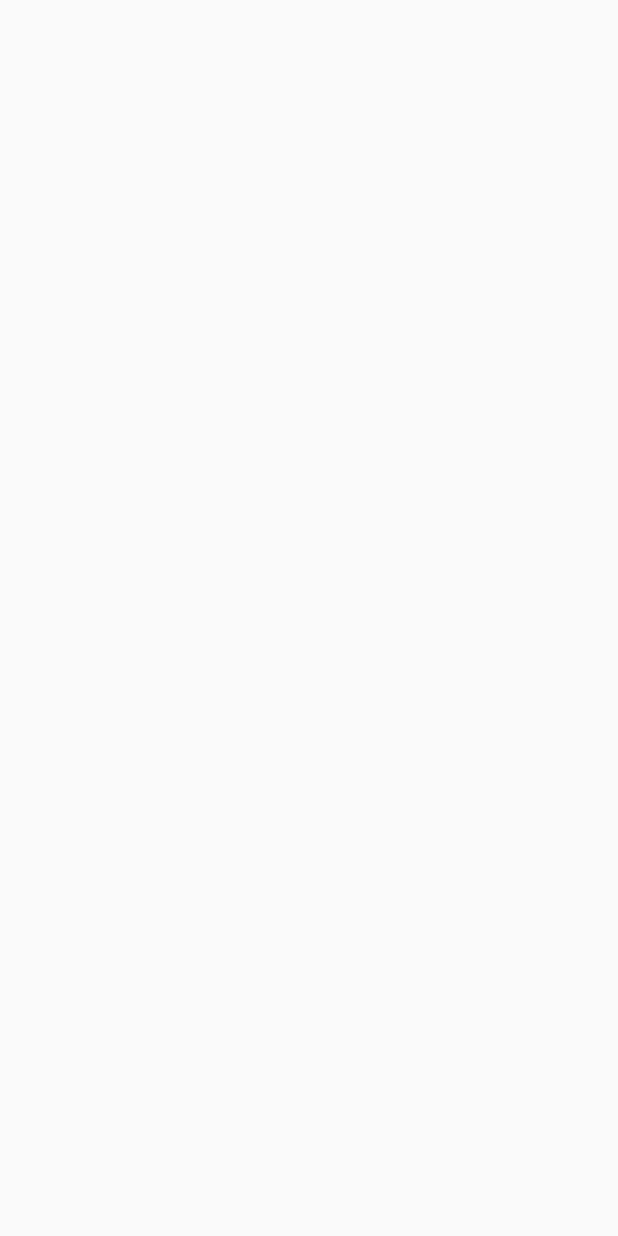
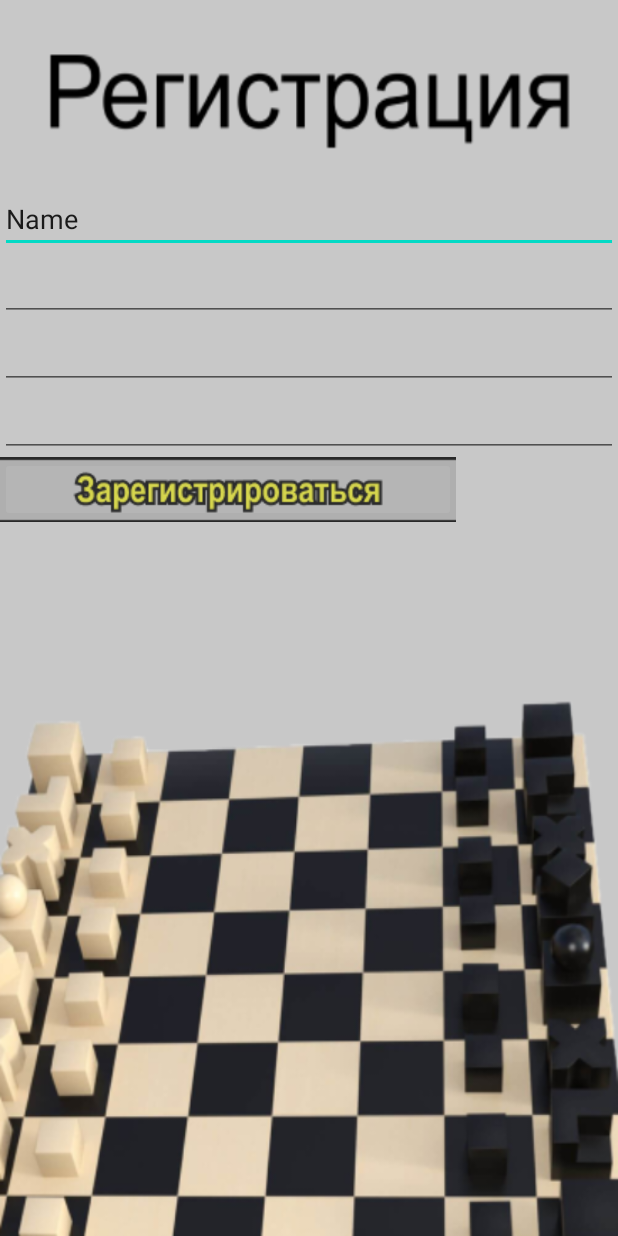
Before and after one commit to funtik22/ChessDrawMasterCDM, an Android app: the RegisterActivity screen opened directly, with no data from a screen before it, on a phone screen of 412 x 824 dp. Before the commit the screen is empty. Run offline under Robolectric (Android 15) with nearby library versions, the phone set to English and light mode, and no system bars.

Commit message:
Register Activity

```diff
--- a/app/src/main/res/layout/register.xml
+++ b/app/src/main/res/layout/register.xml
@@ -1,8 +1,53 @@
 <?xml version="1.0" encoding="utf-8"?>
 <RelativeLayout
         xmlns:android="http://schemas.android.com/apk/res/android"
+        xmlns:app="http://schemas.android.com/apk/res-auto" xmlns:tools="http://schemas.android.com/tools"
         android:layout_width="match_parent"
         android:layout_height="match_parent"
-        xmlns:tools="http://schemas.android.com/tools"
-        tools:context=".RegisterActivity">
+        tools:context=".RegisterActivity" android:background="@drawable/registeractivity">
+    <LinearLayout
+            android:orientation="vertical"
+            android:layout_width="match_parent"
+            android:layout_height="match_parent">
+        <Space
+                android:layout_width="match_parent"
+                android:layout_height="0dp" android:layout_weight="15"/>
+        <LinearLayout
+                android:orientation="vertical"
+                android:layout_width="match_parent"
+                android:layout_height="0dp" android:layout_weight="85">
+            <EditText
+                    android:layout_width="match_parent"
+                    android:layout_height="wrap_content"
+                    android:inputType="textPersonName"
+                    android:text="Name"
+                    android:ems="10"
+                    android:id="@+id/editTextTextPersonName"/>
+            <Space
+                    android:layout_width="match_parent"
+                    android:layout_height="wrap_content"/>
+            <EditText
+                    android:layout_width="match_parent"
+                    android:layout_height="wrap_content"
+                    android:inputType="textEmailAddress"
+                    android:ems="10"
+                    android:id="@+id/editTextTextEmailAddress"/>
+            <EditText
+                    android:layout_width="match_parent"
+                    android:layout_height="wrap_content"
+                    android:inputType="textPassword"
+                    android:ems="10"
+                    android:id="@+id/editTextTextPassword"/>
+            <EditText
+                    android:layout_width="match_parent"
+                    android:layout_height="wrap_content"
+                    android:inputType="textPassword"
+                    android:ems="10"
+                    android:id="@+id/editTextTextPassword2"/>
+            <ImageButton
+                    android:layout_width="304dp"
+                    android:layout_height="43dp" app:srcCompat="@drawable/buttonzaregister1"
+                    android:id="@+id/imageButton"/>
+        </LinearLayout>
+    </LinearLayout>
 </RelativeLayout>
```
Also changed, not shown: app/src/main/res/drawable/buttonzaregister1.png (added), app/src/main/res/drawable/registeractivity.png (added).
